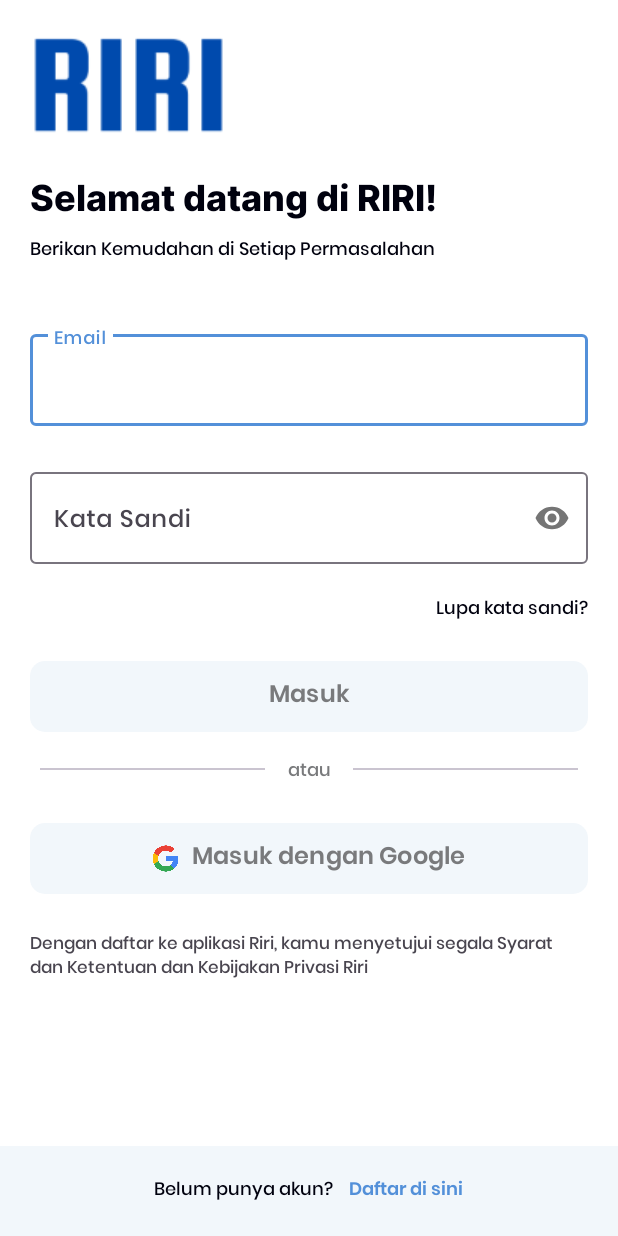
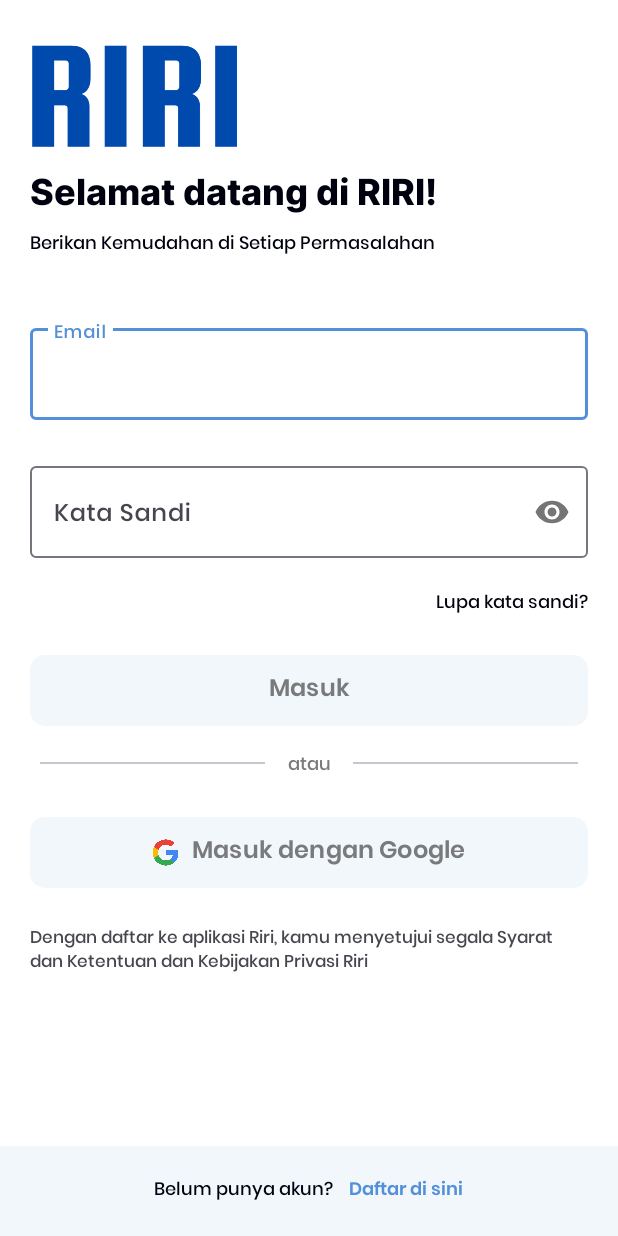
Before and after one commit to rivanap23/RIRI-CH2-PS323, an Android app: the screen it shows after launch (LoginActivity), on a phone screen of 412 x 824 dp. Run offline under Robolectric (Android 15) with nearby library versions, the phone set to English and light mode, and no system bars.

Commit message:
fixing logo company in login and register

```diff
--- a/app/src/main/res/layout/activity_login.xml
+++ b/app/src/main/res/layout/activity_login.xml
@@ -4,16 +4,21 @@
     android:layout_width="match_parent"
     android:layout_height="match_parent">
 
+
     <ImageView
         android:id="@+id/iv_logo_login"
-        android:layout_width="wrap_content"
-        android:layout_height="wrap_content"
-        android:layout_marginStart="20dp"
-        android:layout_marginTop="20dp"
+        android:layout_width="100dp"
+        android:layout_height="50dp"
+        android:layout_marginStart="40dp"
+        android:layout_marginTop="40dp"
         android:contentDescription="@string/logo_company"
         app:layout_constraintStart_toStartOf="parent"
         app:layout_constraintTop_toTopOf="parent"
-        app:srcCompat="@drawable/logo_name" />
+        android:scaleX="3"
+        android:scaleY="3"
+        android:scaleType="fitCenter"
+        app:srcCompat="@drawable/logo_font" />
+
 
     <com.google.android.material.textfield.TextInputLayout
         android:id="@+id/til_email"
```
Also changed, not shown: app/src/main/res/layout/activity_register.xml (+8 -5 lines).
